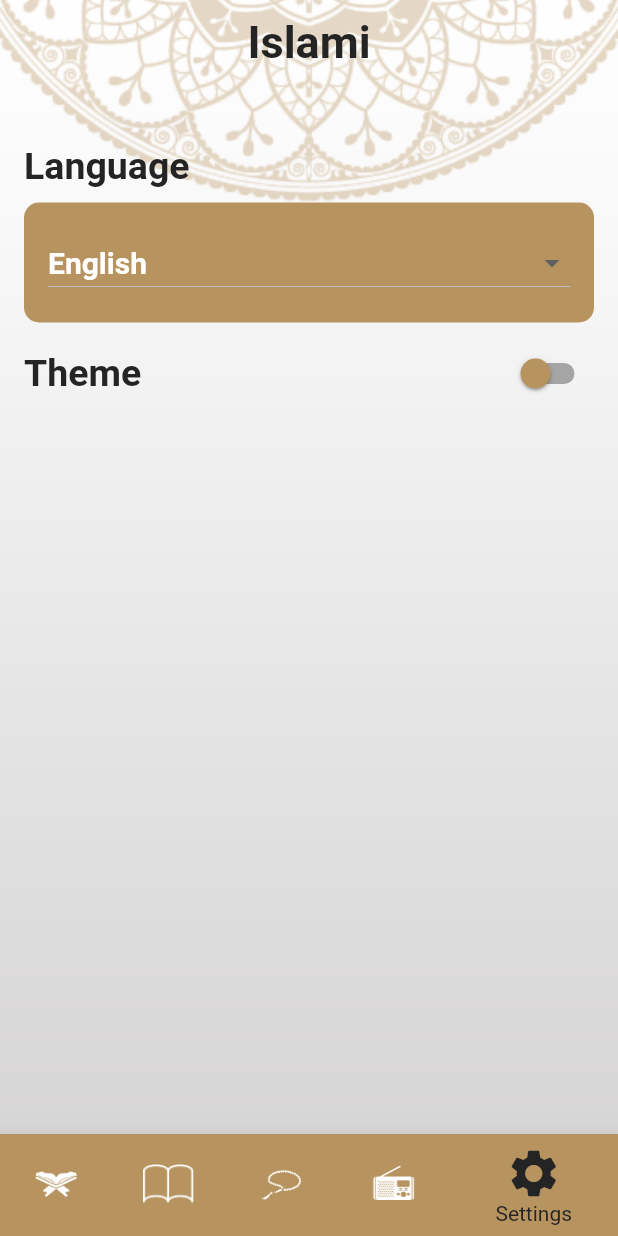
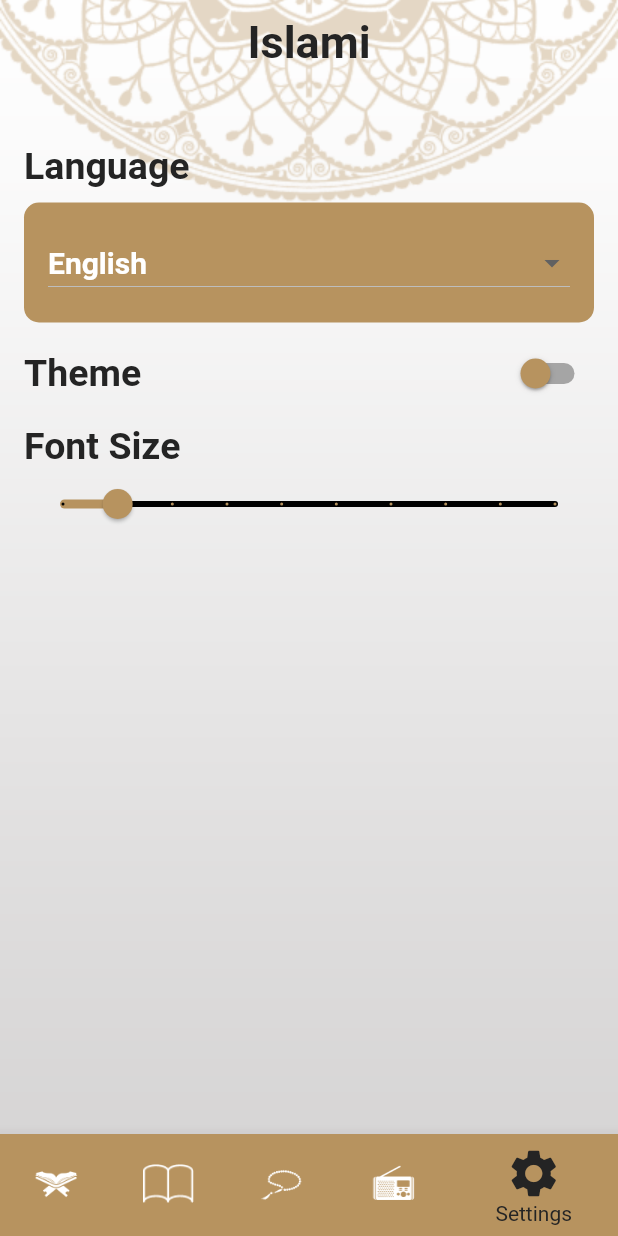
Before and after one commit to ALHassanMusleh/islami_app, a Flutter app: the screen it shows after launch, item 5 of the bottom bar chosen, on a phone screen of 412 x 824 dp. Run offline on Flutter 3.47's test engine with Material 3 defaults, Android fonts, the phone set to English and light mode, and no system bars; our stand-ins replace shared_preferences; generated files the repository leaves out were written again.

Commit message:
Finished Font Size Change and Caching language,theme and font Size

```diff
--- a/lib/l10n/app_ar.arb
+++ b/lib/l10n/app_ar.arb
@@ -9,5 +9,8 @@
   "sebha" : "سبحة",
   "suraName" : "اسم السورة",
   "verses" : "عدد الايات",
-  "hadethName" : "اسم الحديث"
+  "hadethName" : "اسم الحديث",
+  "fontSize" : "حجم الخط",
+  "numberOfTasbeh" : "عدد التسبيحات"
+
 }
--- a/lib/l10n/app_en.arb
+++ b/lib/l10n/app_en.arb
@@ -9,5 +9,8 @@
     "sebha" : "Sebha",
     "suraName" : "Sura Name",
     "verses" : "Verses",
-    "hadethName" : "Hadeth Name"
+    "hadethName" : "Hadeth Name",
+    "fontSize" : "Font Size",
+    "numberOfTasbeh" : "Number Of Tasbeh"
+
 }
--- /dev/null
+++ b/lib/ui/caching/cache_helper.dart
@@ -0,0 +1,48 @@
+import 'package:shared_preferences/shared_preferences.dart';
+
+class CacheHelper {
+  static late SharedPreferences sharedPreferences;
+
+  static init() async {
+    sharedPreferences = await SharedPreferences.getInstance();
+  }
+
+  static Future<bool> putBoolean({
+    required String key,
+    required bool value,
+  }) async {
+    return await sharedPreferences.setBool(key, value);
+  }
+
+  static bool? getBoolean({
+    required String key,
+  }) {
+    return sharedPreferences.getBool(key);
+  }
+
+  static Future<bool> putString({
+    required String key,
+    required String value,
+  }) async {
+    return await sharedPreferences.setString(key, value);
+  }
+
+  static String? getString({
+    required String key,
+  }) {
+    return sharedPreferences.getString(key);
+  }
+
+  static Future<bool> putDouble({
+    required String key,
+    required double value,
+  }) async {
+    return await sharedPreferences.setDouble(key, value);
+  }
+
+  static double? getDouble({
+    required String key,
+  }) {
+    return sharedPreferences.getDouble(key);
+  }
+}
--- /dev/null
+++ b/lib/ui/providers/font_size_provider.dart
@@ -0,0 +1,22 @@
+import 'package:flutter/material.dart';
+import 'package:islami_app/ui/caching/cache_helper.dart';
+
+class FontSizeProvider extends ChangeNotifier {
+  double selectedFontSize = 10.0;
+
+  set setFontSize(double fontSize) {
+    selectedFontSize = fontSize;
+    notifyListeners();
+    CacheHelper.putDouble(key: 'selectedFontSize', value: selectedFontSize);
+  }
+
+  FontSizeProvider() {
+    loadFontSizeCaching();
+  }
+
+  void loadFontSizeCaching() {
+    double fontSize = CacheHelper.getDouble(key: 'selectedFontSize') ?? 20.0;
+    selectedFontSize = fontSize;
+    notifyListeners();
+  }
+}
--- a/lib/ui/providers/language_provider.dart
+++ b/lib/ui/providers/language_provider.dart
@@ -1,4 +1,5 @@
 import 'package:flutter/material.dart';
+import 'package:islami_app/ui/caching/cache_helper.dart';
 
 class LanguageProvider extends ChangeNotifier {
   // String locale = "en";
@@ -7,5 +8,16 @@ class LanguageProvider extends ChangeNotifier {
   set newLanguage(String language) {
     selectedLanguage = language;
     notifyListeners();
+    CacheHelper.putString(key: 'selectedLanguage', value: selectedLanguage);
+  }
+
+  LanguageProvider(){
+    loadThemeCaching();
+  }
+
+  void loadThemeCaching() {
+    String language = CacheHelper.getString(key: 'selectedLanguage') ?? 'en';
+    selectedLanguage = language;
+    notifyListeners();
   }
 }
--- a/lib/ui/providers/theme_provider.dart
+++ b/lib/ui/providers/theme_provider.dart
@@ -1,4 +1,5 @@
 import 'package:flutter/material.dart';
+import 'package:islami_app/ui/caching/cache_helper.dart';
 import 'package:islami_app/ui/utils/app_assets.dart';
 import 'package:islami_app/ui/utils/app_colors.dart';
 
@@ -7,10 +8,22 @@ class ThemeProvider extends ChangeNotifier {
 
   bool get isDarkThemeEnables => currentTheme == ThemeMode.dark;
 
+  ThemeProvider() {
+    loadThemeCaching();
+  }
+
   set newTheme(ThemeMode themeMode) {
     currentTheme = themeMode;
     notifyListeners();
+    CacheHelper.putBoolean(key: 'isDark', value: isDarkThemeEnables);
   }
+
+  void loadThemeCaching() {
+    bool isDark = CacheHelper.getBoolean(key: 'isDark') ?? false;
+    currentTheme = isDark ? ThemeMode.dark : ThemeMode.light;
+    notifyListeners();
+  }
+
 
   String get mainBackground =>
       isDarkThemeEnables ? AppAssets.darkBackground : AppAssets.lightBackground;
@@ -24,10 +37,11 @@ class ThemeProvider extends ChangeNotifier {
   String get sebhabody =>
       isDarkThemeEnables ? AppAssets.bodyOfDarkSebha : AppAssets.bodyOfSebha;
 
-  Color get primaryColor => isDarkThemeEnables ? AppColors.primaryDarkColor : AppColors.primaryColor;
+  Color get primaryColor =>
+      isDarkThemeEnables ? AppColors.primaryDarkColor : AppColors.primaryColor;
 
-
-  Color get containerColor => isDarkThemeEnables ? AppColors.primaryDarkColor : AppColors.white;
-  Color get containerSebhaColor => isDarkThemeEnables ? AppColors.accentDarkColor : AppColors.primaryColor;
-
+  Color get containerColor =>
+      isDarkThemeEnables ? AppColors.primaryDarkColor : AppColors.white;
+  Color get containerSebhaColor =>
+      isDarkThemeEnables ? AppColors.accentDarkColor : AppColors.primaryColor;
 }
--- a/lib/ui/screens/hadeth_details/hadeth_details.dart
+++ b/lib/ui/screens/hadeth_details/hadeth_details.dart
@@ -2,6 +2,7 @@ import 'package:flutter/material.dart';
 import 'package:flutter/services.dart';
 import 'package:islami_app/model/hadeth.dart';
 import 'package:islami_app/model/suta_details_args.dart';
+import 'package:islami_app/ui/providers/font_size_provider.dart';
 import 'package:islami_app/ui/providers/theme_provider.dart';
 import 'package:islami_app/ui/utils/app_colors.dart';
 import 'package:islami_app/ui/utils/app_styles.dart';
@@ -18,9 +19,12 @@ class HadethDetails extends StatefulWidget {
 
 class _HadethDetailsState extends State<HadethDetails> {
   late ThemeProvider themeProvider;
+  late FontSizeProvider fontSizeProvider;
+
   @override
   Widget build(BuildContext context) {
     themeProvider = Provider.of(context);
+    fontSizeProvider = Provider.of(context);
     Hadeth hadeth = ModalRoute.of(context)!.settings.arguments as Hadeth;
     return AppScaffold(
         appBarTitle: hadeth.title, body: buildHadethContent(hadeth.content));
@@ -42,7 +46,7 @@ class _HadethDetailsState extends State<HadethDetails> {
               style: Theme.of(context)
                   .textTheme
                   .displayLarge!
-                  .copyWith(fontSize: 20),
+                  .copyWith(fontSize: fontSizeProvider.selectedFontSize),
             ),
           ),
         ),
--- a/lib/ui/screens/home/tabs/sebha/sebha.dart
+++ b/lib/ui/screens/home/tabs/sebha/sebha.dart
@@ -1,7 +1,9 @@
 import 'package:flutter/material.dart';
+import 'package:islami_app/ui/providers/language_provider.dart';
 import 'package:islami_app/ui/providers/theme_provider.dart';
 
 import 'package:islami_app/ui/utils/app_constans.dart';
+import 'package:islami_app/ui/utils/extensions/build_context_extensions.dart';
 import 'package:provider/provider.dart';
 
 class Sebha extends StatefulWidget {
@@ -56,7 +58,7 @@ class _SebhaState extends State<Sebha> {
           child: Column(
             children: [
               Text(
-                'عدد التسبيحات',
+          context.local.numberOfTasbeh,
                 style: Theme.of(context).textTheme.displayLarge,
               ),
               const SizedBox(
--- a/lib/ui/screens/home/tabs/settings/settings.dart
+++ b/lib/ui/screens/home/tabs/settings/settings.dart
@@ -1,4 +1,5 @@
 import 'package:flutter/material.dart';
+import 'package:islami_app/ui/providers/font_size_provider.dart';
 import 'package:islami_app/ui/providers/language_provider.dart';
 import 'package:islami_app/ui/providers/theme_provider.dart';
 import 'package:islami_app/ui/utils/app_colors.dart';
@@ -16,13 +17,16 @@ class Settings extends StatefulWidget {
 class _SettingsState extends State<Settings> {
   // String selectedLanguage = "en";
   // bool isDarkThemeEnable = false;
+  double fontSize = 10.0;
   late LanguageProvider provider;
   late ThemeProvider themeProvider;
+  late FontSizeProvider fontSizeProvider;
 
   @override
   Widget build(BuildContext context) {
     provider = Provider.of(context);
     themeProvider = Provider.of(context);
+    fontSizeProvider = Provider.of(context);
     return Padding(
       padding: const EdgeInsets.symmetric(vertical: 40, horizontal: 16.0),
       child: Column(
@@ -40,6 +44,27 @@ class _SettingsState extends State<Settings> {
             height: 10,
           ),
           buildThemeSwitch(),
+          SizedBox(
+            height: 10,
+          ),
+          Text(
+            context.local.fontSize,
+            style: Theme.of(context).textTheme.displayLarge,
+          ),
+          Slider(
+            activeColor: AppColors.primaryColor,
+            inactiveColor: Colors.black,
+            min: 10.0,
+            max: 100.0,
+            value: fontSizeProvider.selectedFontSize,
+            divisions: 9,
+            label: '${fontSizeProvider.selectedFontSize.round()}',
+            onChanged: (value) {
+              setState(() {
+                fontSizeProvider.setFontSize = value;
+              });
+            },
+          )
         ],
       ),
     );
```
Also changed, not shown: lib/main.dart (+8 -1 lines), lib/ui/screens/sura_details/sura_details.dart (+38 -10 lines), pubspec.yaml (+5 -6 lines), assets/fonts/quran_font.ttf (added), pubspec.lock, 1 other file.
